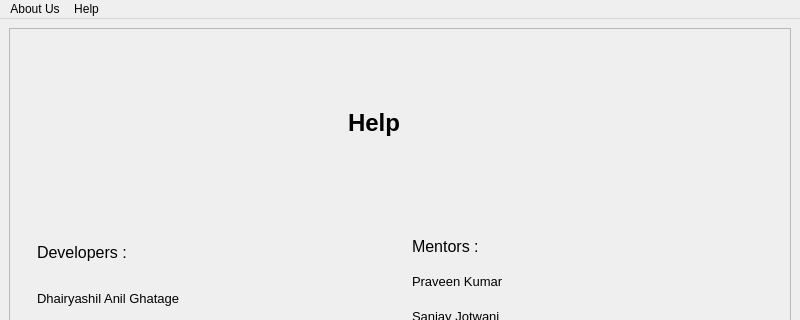
dhairyashil-G/CGWB-Desktop-App, file help.ui: the form before one commit; both pictures show x 0 to 800 and y 0 to 320 of the 800 by 600 pixel window.
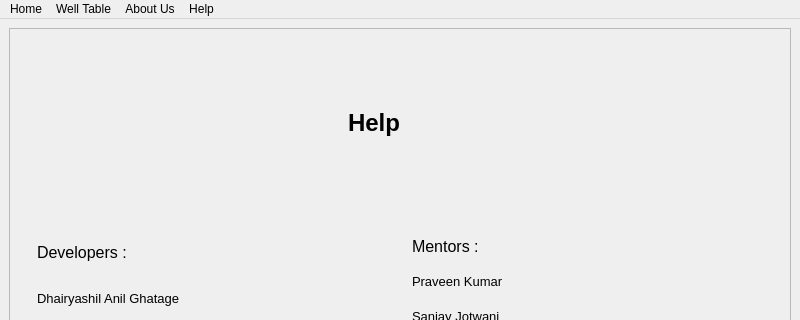
The form after the commit. Icons and pictures are not drawn.

Commit message: Added menu buttons

Diff of the .ui file:
```diff
--- a/help.ui
+++ b/help.ui
@@ -272,6 +272,16 @@
      <height>21</height>
     </rect>
    </property>
+   <widget class="QMenu" name="menuHome">
+    <property name="title">
+     <string>Home</string>
+    </property>
+   </widget>
+   <widget class="QMenu" name="menuWellTable">
+    <property name="title">
+     <string>Well Table</string>
+    </property>
+   </widget>
    <widget class="QMenu" name="menuAbout">
     <property name="title">
      <string>About Us</string>
@@ -282,6 +292,8 @@
      <string>Help</string>
     </property>
    </widget>
+   <addaction name="menuHome"/>
+   <addaction name="menuWellTable"/>
    <addaction name="menuAbout"/>
    <addaction name="menuHelp"/>
   </widget>
```
The commit also changes 16 other files.
